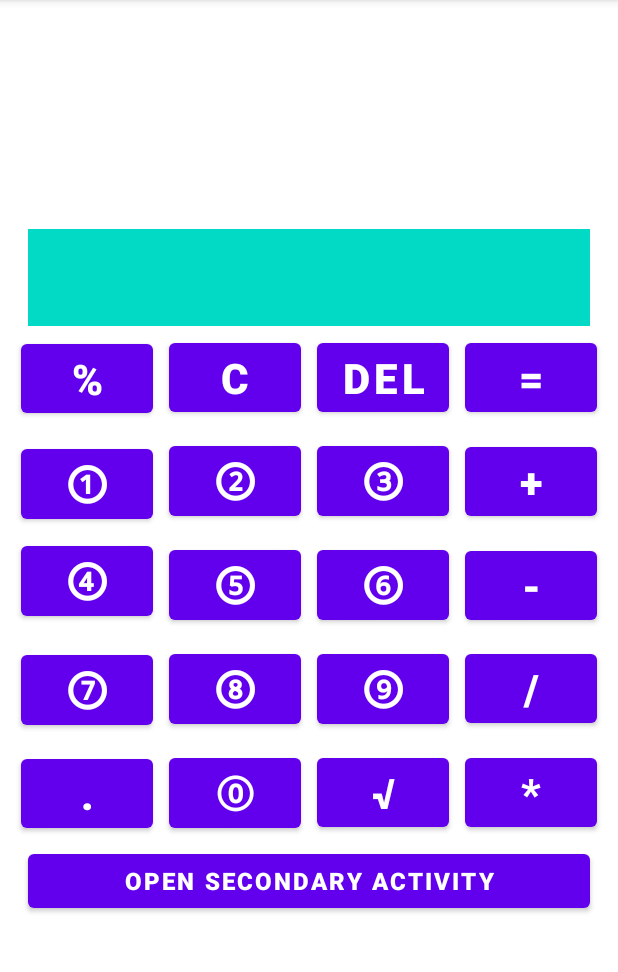
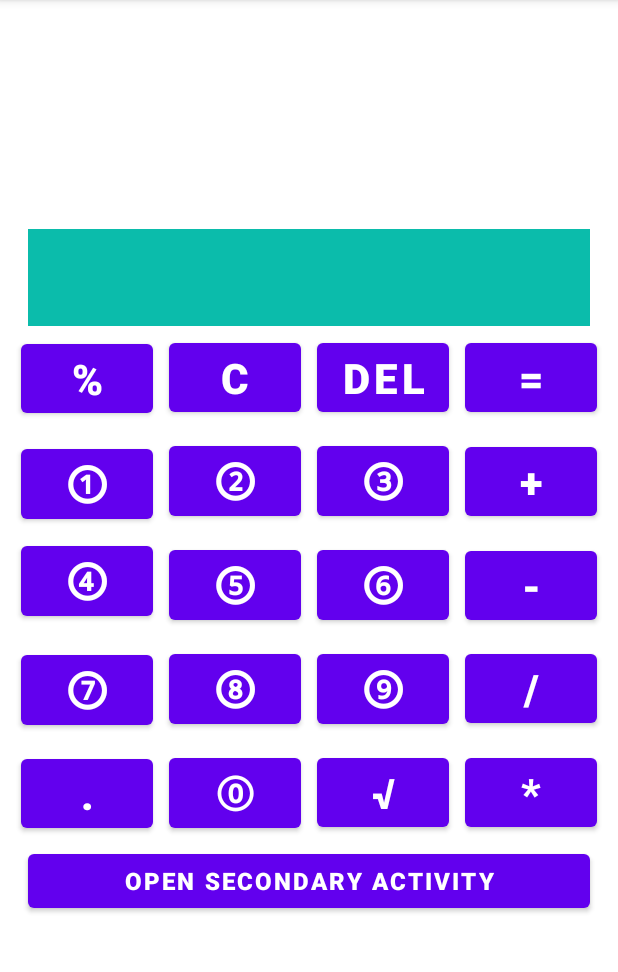
Before and after one commit to VladimPetrov/Calculator, an Android app: the screen it shows after launch (MainActivity), on a phone screen of 412 x 824 dp, the part 84-1056 px from its top. Run offline under Robolectric (Android 15) with nearby library versions, the phone set to English and light mode, and no system bars.

Commit message:
add strings

```diff
--- a/app/src/main/res/layout/activity_main.xml
+++ b/app/src/main/res/layout/activity_main.xml
@@ -14,7 +14,7 @@
         android:gravity="right"
         android:textSize="48sp"
         android:textStyle="bold"
-        android:background="@color/teal_200"
+        android:background="@color/background_screen_calculator_text_view"
         app:layout_constraintBottom_toTopOf="@id/operation_percent_button"
         app:layout_constraintEnd_toEndOf="parent"
         app:layout_constraintStart_toStartOf="parent"
@@ -28,7 +28,7 @@
         android:layout_width="wrap_content"
         android:layout_height="wrap_content"
         android:layout_margin="5dp"
-        android:text="%"
+        android:text="@string/operation_percent"
         android:textSize="28sp"
         android:textStyle="bold"
         app:layout_constraintBottom_toTopOf="@+id/digit_one_button"
@@ -41,7 +41,7 @@
         android:layout_width="wrap_content"
         android:layout_height="wrap_content"
         android:layout_margin="5dp"
-        android:text="C"
+        android:text="@string/clear_screen_button"
         android:textSize="28sp"
         android:textStyle="bold"
         app:layout_constraintBottom_toTopOf="@+id/digit_two_button"
@@ -54,7 +54,7 @@
         android:layout_width="wrap_content"
         android:layout_height="wrap_content"
         android:layout_margin="5dp"
-        android:text="DEL"
+        android:text="@string/delete_one_symbol_button"
         android:textSize="28sp"
         android:textStyle="bold"
         app:layout_constraintBottom_toTopOf="@+id/digit_three_button"
@@ -67,7 +67,7 @@
         android:layout_width="wrap_content"
         android:layout_height="wrap_content"
         android:layout_margin="5dp"
-        android:text="="
+        android:text="@string/equal_button"
         android:textSize="28sp"
         android:textStyle="bold"
         app:layout_constraintBottom_toTopOf="@+id/operation_plus_button"
@@ -80,7 +80,7 @@
         android:layout_width="wrap_content"
         android:layout_height="wrap_content"
         android:layout_margin="5dp"
-        android:text="⓵"
+        android:text="@string/digit_one_button"
         android:textSize="28sp"
         android:textStyle="bold"
         app:layout_constraintBottom_toTopOf="@+id/digit_four_button"
@@ -93,7 +93,7 @@
         android:layout_width="wrap_content"
         android:layout_height="wrap_content"
         android:layout_margin="5dp"
-        android:text="⓶"
+        android:text="@string/digit_two_button"
         android:textSize="28sp"
         android:textStyle="bold"
         app:layout_constraintBottom_toTopOf="@+id/digit_five_button"
@@ -106,7 +106,7 @@
         android:layout_width="wrap_content"
         android:layout_height="wrap_content"
         android:layout_margin="5dp"
-        android:text="⓷"
+        android:text="@string/digit_three_button"
         android:textSize="28sp"
         android:textStyle="bold"
         app:layout_constraintBottom_toTopOf="@+id/digit_six_button"
@@ -119,7 +119,7 @@
         android:layout_width="wrap_content"
         android:layout_height="wrap_content"
         android:layout_margin="5dp"
-        android:text="+"
+        android:text="@string/operation_plus_button"
         android:textSize="28sp"
         android:textStyle="bold"
         app:layout_constraintBottom_toTopOf="@+id/operation_minus_button"
@@ -132,7 +132,7 @@
         android:layout_width="wrap_content"
         android:layout_height="wrap_content"
         android:layout_margin="5dp"
-        android:text="⓸"
+        android:text="@string/digit_four_button"
         android:textSize="28sp"
         android:textStyle="bold"
         app:layout_constraintBottom_toTopOf="@+id/digit_seven_button"
@@ -145,7 +145,7 @@
         android:layout_width="wrap_content"
         android:layout_height="wrap_content"
         android:layout_margin="5dp"
-        android:text="⓹"
+        android:text="@string/digit_five_button"
         android:textSize="28sp"
         android:textStyle="bold"
         app:layout_constraintBottom_toTopOf="@+id/digit_eight_button"
@@ -158,7 +158,7 @@
         android:layout_width="wrap_content"
         android:layout_height="wrap_content"
         android:layout_margin="5dp"
-        android:text="⓺"
+        android:text="@string/digit_six_button"
         android:textSize="28sp"
         android:textStyle="bold"
         app:layout_constraintBottom_toTopOf="@+id/digit_nine_button"
@@ -171,7 +171,7 @@
         android:layout_width="wrap_content"
         android:layout_height="wrap_content"
         android:layout_margin="5dp"
-        android:text="-"
+        android:text="@string/operation_minus_button"
         android:textSize="28sp"
         android:textStyle="bold"
         app:layout_constraintBottom_toTopOf="@+id/operation_division_button"
@@ -184,7 +184,7 @@
         android:layout_width="wrap_content"
         android:layout_height="wrap_content"
         android:layout_margin="5dp"
-        android:text="⓻"
+        android:text="@string/digit_seven_button"
         android:textSize="28sp"
         android:textStyle="bold"
         app:layout_constraintBottom_toTopOf="@+id/separator_button"
@@ -197,7 +197,7 @@
         android:layout_width="wrap_content"
         android:layout_height="wrap_content"
         android:layout_margin="5dp"
-        android:text="⓼"
+        android:text="@string/digit_eight_button"
         android:textSize="28sp"
         android:textStyle="bold"
         app:layout_constraintBottom_toTopOf="@+id/digit_zero_button"
@@ -210,7 +210,7 @@
         android:layout_width="wrap_content"
         android:layout_height="wrap_content"
         android:layout_margin="5dp"
-        android:text="⓽"
+        android:text="@string/digit_nine_button"
         android:textSize="28sp"
         android:textStyle="bold"
         app:layout_constraintBottom_toTopOf="@+id/operation_square_root_button"
@@ -223,7 +223,7 @@
         android:layout_width="wrap_content"
         android:layout_height="wrap_content"
         android:layout_margin="5dp"
-        android:text="/"
+        android:text="@string/operation_division_button"
         android:textSize="28sp"
         android:textStyle="bold"
         app:layout_constraintBottom_toTopOf="@+id/operation_multiplication_button"
@@ -236,7 +236,7 @@
         android:layout_width="wrap_content"
         android:layout_height="wrap_content"
         android:layout_margin="5dp"
-        android:text="."
+        android:text="@string/separator_button"
         android:textSize="28sp"
         android:textStyle="bold"
         app:layout_constraintBottom_toBottomOf="@id/open_second_activity"
@@ -249,7 +249,7 @@
         android:layout_width="wrap_content"
         android:layout_height="wrap_content"
         android:layout_margin="5dp"
-        android:text="⓪"
+        android:text="@string/digit_zero_button"
         android:textSize="28sp"
         android:textStyle="bold"
         app:layout_constraintBottom_toTopOf="@id/open_second_activity"
@@ -262,7 +262,7 @@
         android:layout_width="wrap_content"
         android:layout_height="wrap_content"
         android:layout_margin="5dp"
-        android:text="√"
+        android:text="@string/operation_square_root_button"
         android:textSize="28sp"
         android:textStyle="bold"
         app:layout_constraintBottom_toTopOf="@id/open_second_activity"
@@ -275,7 +275,7 @@
         android:layout_width="wrap_content"
         android:layout_height="wrap_content"
         android:layout_margin="5dp"
-        android:text="*"
+        android:text="@string/operation_multiplication_button"
         android:textSize="28sp"
         android:textStyle="bold"
         app:layout_constraintBottom_toTopOf="@id/open_second_activity"
--- a/app/src/main/res/layout/activity_second.xml
+++ b/app/src/main/res/layout/activity_second.xml
@@ -11,7 +11,7 @@
         android:id="@+id/number_text_view"
         android:layout_width="0dp"
         android:layout_height="wrap_content"
-        android:background="@color/teal_200"
+        android:background="@color/background_screen_calculator_text_view"
         android:gravity="center"
         android:text="Default text"
         android:textSize="48sp"
--- a/app/src/main/res/values/colors.xml
+++ b/app/src/main/res/values/colors.xml
@@ -7,4 +7,5 @@
     <color name="teal_700">#FF018786</color>
     <color name="black">#FF000000</color>
     <color name="white">#FFFFFFFF</color>
+    <color name="background_screen_calculator_text_view">#0BBCAB</color>
 </resources>
--- a/app/src/main/res/values/strings.xml
+++ b/app/src/main/res/values/strings.xml
@@ -1,4 +1,25 @@
 <resources>
     <string name="app_name">Calculator</string>
     <string name="open_secondary_activity_text_button">OPEN SECONDARY ACTIVITY</string>
+    <string name="operation_percent" translatable="false">%</string>
+    <string name="clear_screen_button" translatable="false">C</string>
+    <string name="delete_one_symbol_button" translatable="false">DEL</string>
+    <string name="equal_button" translatable="false">=</string>
+    <string name="digit_one_button" translatable="false">⓵</string>
+    <string name="digit_two_button" translatable="false">⓶</string>
+    <string name="digit_three_button" translatable="false">⓷</string>
+    <string name="operation_plus_button" translatable="false">+</string>
+    <string name="digit_four_button" translatable="false">⓸</string>
+    <string name="digit_five_button" translatable="false">⓹</string>
+    <string name="digit_six_button" translatable="false">⓺</string>
+    <string name="operation_minus_button" translatable="false">-</string>
+    <string name="digit_seven_button" translatable="false">⓻</string>
+    <string name="digit_eight_button" translatable="false">⓼</string>
+    <string name="digit_nine_button" translatable="false">⓽</string>
+    <string name="operation_division_button" translatable="false">/</string>
+    <string name="separator_button" translatable="false">.</string>
+    <string name="digit_zero_button" translatable="false">⓪</string>
+    <string name="operation_square_root_button" translatable="false">√</string>
+    <string name="operation_multiplication_button" translatable="false">*</string>
+
 </resources>
```
Also changed, not shown: 1 other file.
